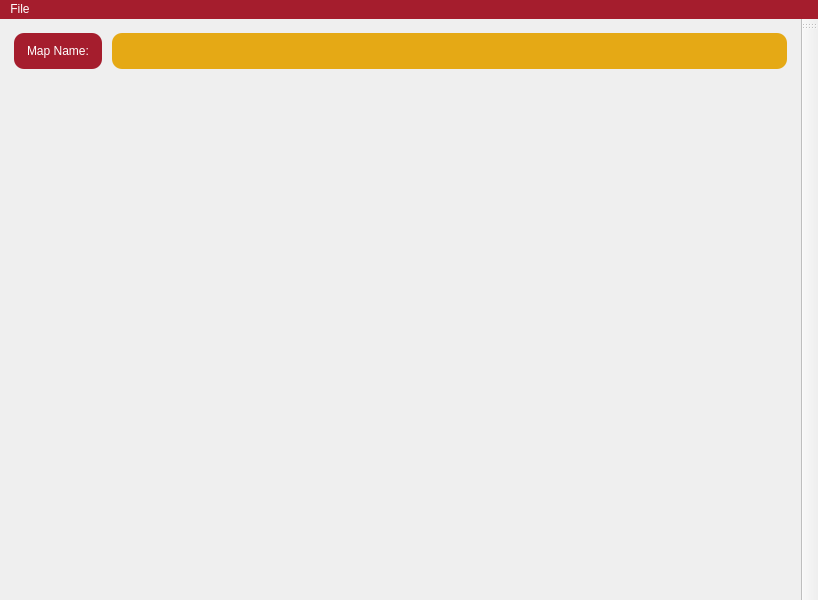
valentinbersi/DuckGame-Recreation, file editor/viewcontroller.ui: the form before one commit.
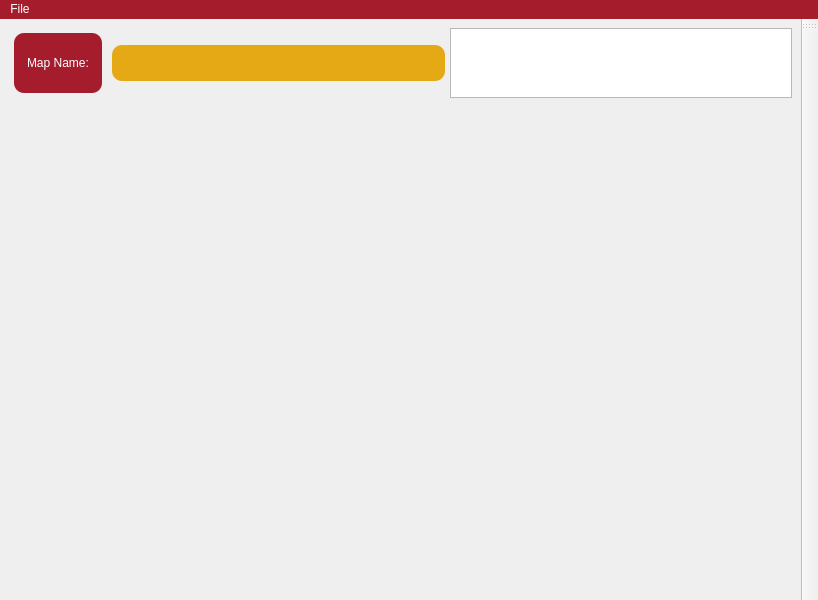
The form after the commit.

Commit message: add backgrounds list

What changed in the file:
```diff
--- a/editor/viewcontroller.ui
+++ b/editor/viewcontroller.ui
@@ -17,7 +17,7 @@
    <property name="autoFillBackground">
     <bool>false</bool>
    </property>
-   <layout class="QVBoxLayout" name="verticalLayout">
+   <layout class="QVBoxLayout" name="verticalLayout" stretch="1,7">
     <item>
      <layout class="QHBoxLayout" name="horizontalLayout">
       <property name="spacing">
@@ -53,6 +53,13 @@
         </property>
        </widget>
       </item>
+      <item>
+       <widget class="QListWidget" name="backgroundList">
+        <property name="viewMode">
+         <enum>QListView::IconMode</enum>
+        </property>
+       </widget>
+      </item>
      </layout>
     </item>
     <item>
```
The commit also changes 7 other files.
